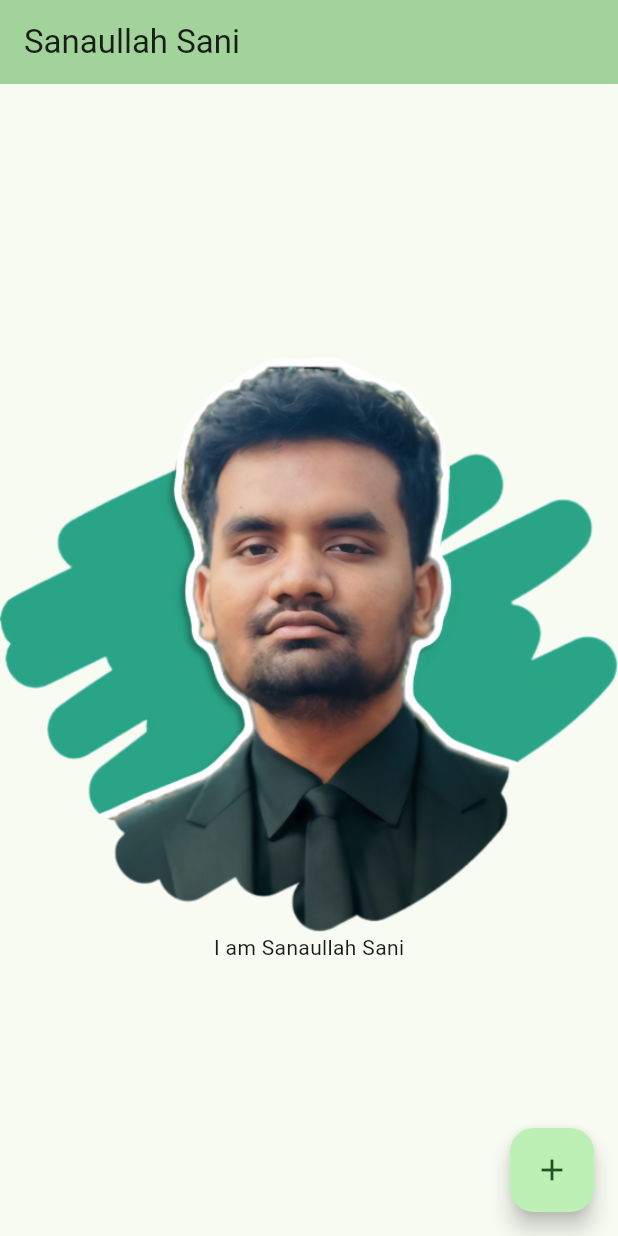
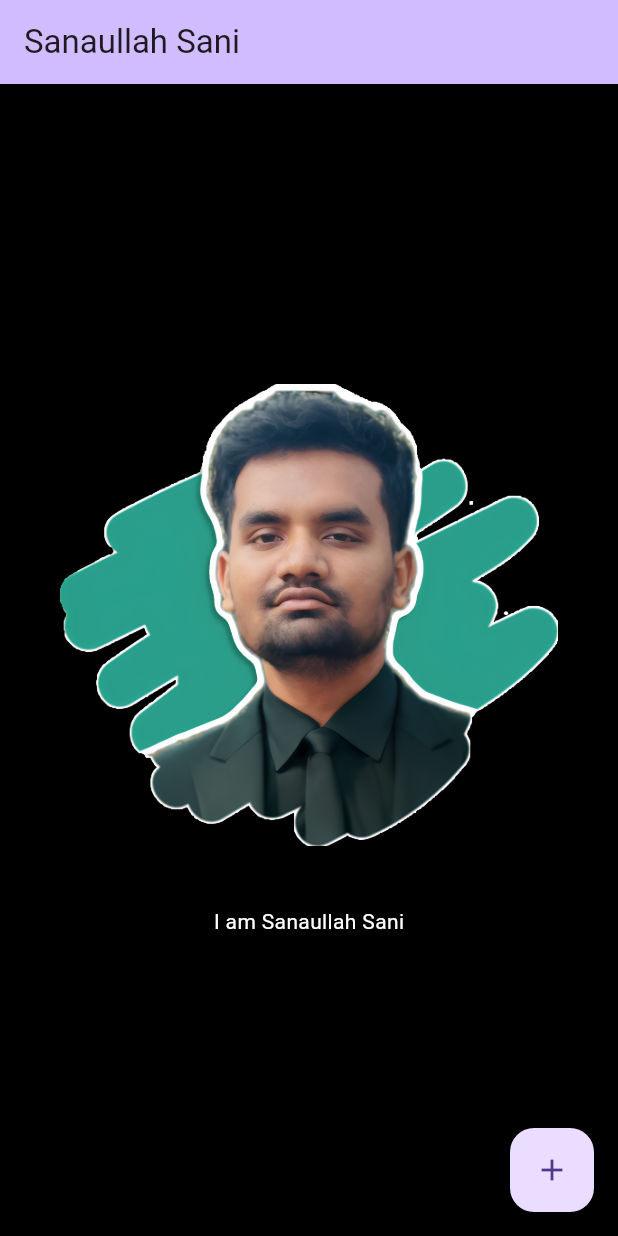
Before and after one commit to ssani7/flutter-demo, a Flutter app: the screen it shows after launch, on a phone screen of 412 x 824 dp. Run offline on Flutter 3.47's test engine with Material 3 defaults, Android fonts, the phone set to English and light mode, and no system bars.

Commit message:
updated resoultion

```diff
--- a/lib/main.dart
+++ b/lib/main.dart
@@ -12,9 +12,7 @@ class MyApp extends StatelessWidget {
   Widget build(BuildContext context) {
     return MaterialApp(
       title: 'Sanaullah Project',
-      theme: ThemeData(
-        colorScheme: ColorScheme.fromSeed(seedColor: Colors.green),
-      ),
+      theme: ThemeData(scaffoldBackgroundColor: const Color(0xFFEFEFEF)),
       home: const MyHomePage(title: 'Sanaullah Sani'),
     );
   }
@@ -61,36 +59,27 @@ class _MyHomePageState extends State<MyHomePage> {
     // fast, so that you can just rebuild anything that needs updating rather
     // than having to individually change instances of widgets.
     return Scaffold(
+      backgroundColor: Colors.black,
       appBar: AppBar(
-        // TRY THIS: Try changing the color here to a specific color (to
-        // Colors.amber, perhaps?) and trigger a hot reload to see the AppBar
-        // change color while the other colors stay the same.
         backgroundColor: Theme.of(context).colorScheme.inversePrimary,
         // Here we take the value from the MyHomePage object that was created by
         // the App.build method, and use it to set our appbar title.
         title: Text(widget.title),
       ),
       body: Center(
-        // Center is a layout widget. It takes a single child and positions it
-        // in the middle of the parent.
         child: Column(
-          // Column is also a layout widget. It takes a list of children and
-          // arranges them vertically. By default, it sizes itself to fit its
-          // children horizontally, and tries to be as tall as its parent.
-          //
-          // Column has various properties to control how it sizes itself and
-          // how it positions its children. Here we use mainAxisAlignment to
-          // center the children vertically; the main axis here is the vertical
-          // axis because Columns are vertical (the cross axis would be
-          // horizontal).
-          //
-          // TRY THIS: Invoke "debug painting" (choose the "Toggle Debug Paint"
-          // action in the IDE, or press "p" in the console), to see the
-          // wireframe for each widget.
           mainAxisAlignment: MainAxisAlignment.center,
           children: <Widget>[
-            Image.asset('assets/images/sani-photo.png'),
-            const Text('I am Sanaullah Sani'),
+            Padding(
+              padding: EdgeInsets.fromLTRB(40, 0, 40, 40),
+              child: Column(
+                children: [Image.asset('assets/images/sani-photo.png')],
+              ), //Container
+            ),
+            const Text(
+              'I am Sanaullah Sani',
+              style: TextStyle(color: Colors.white),
+            ),
           ],
         ),
       ),
--- a/pubspec.yaml
+++ b/pubspec.yaml
@@ -34,6 +34,7 @@ dependencies:
   # The following adds the Cupertino Icons font to your application.
   # Use with the CupertinoIcons class for iOS style icons.
   cupertino_icons: ^1.0.8
+  flex_color_scheme: ^4.1.1
 
 dev_dependencies:
   flutter_test:
```
Also changed, not shown: assets/images/sani-photo.png, pubspec.lock.
